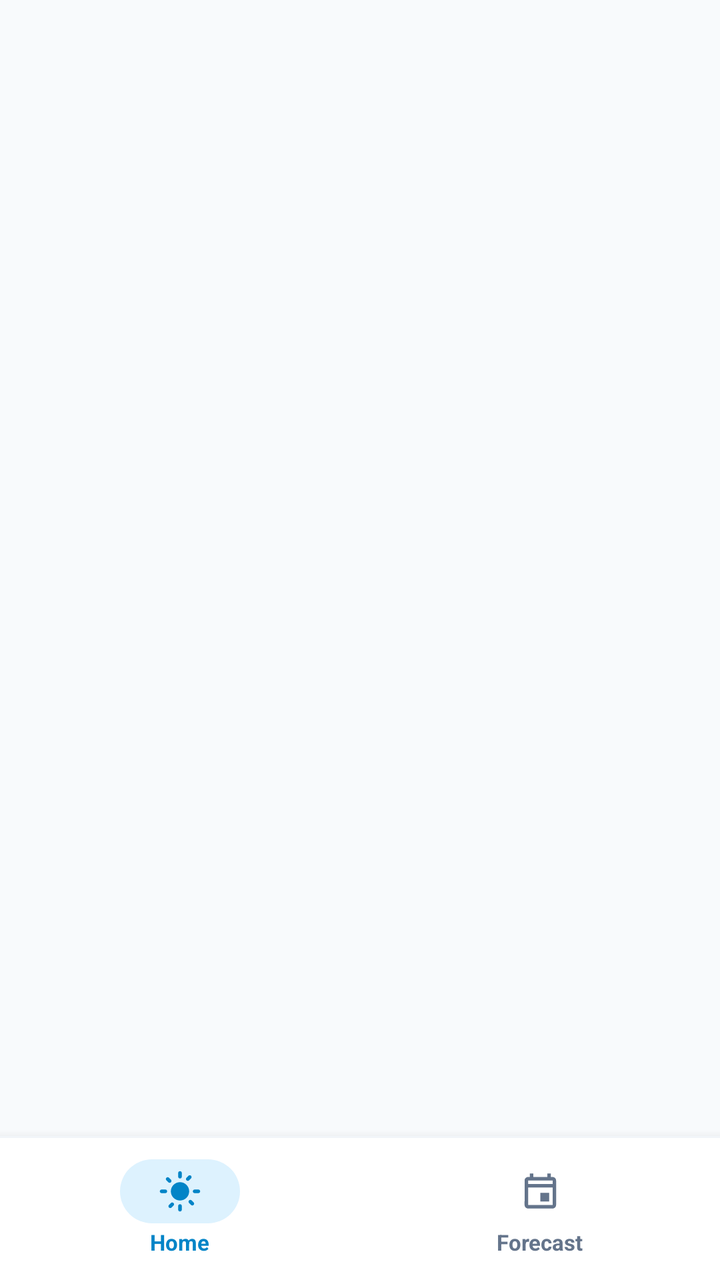
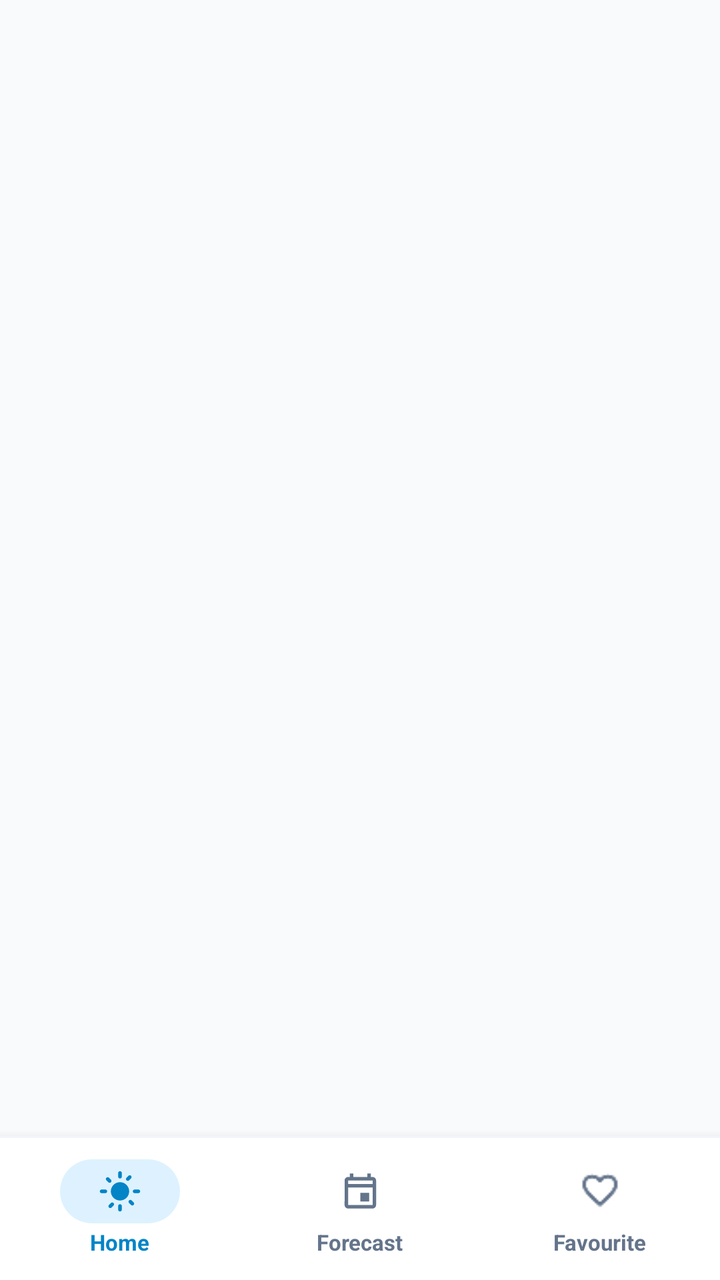

Compare the two renders of this Android layout. The source of the first and the diff that turns it into the second are given below.
<!-- AndroidManifest.xml: application theme Theme.Weather -->
<!-- res/layout/activity_home.xml -->
<?xml version="1.0" encoding="utf-8"?>
<androidx.constraintlayout.widget.ConstraintLayout xmlns:android="http://schemas.android.com/apk/res/android"
    xmlns:app="http://schemas.android.com/apk/res-auto"
    xmlns:tools="http://schemas.android.com/tools"
    android:layout_width="match_parent"
    android:layout_height="match_parent"
    android:background="@color/home_bg">

    
    <androidx.fragment.app.FragmentContainerView
        android:id="@+id/fragmentContainer"
        android:layout_width="match_parent"
        android:layout_height="0dp"
        app:layout_constraintBottom_toTopOf="@id/bottomNavContainer"
        app:layout_constraintEnd_toEndOf="parent"
        app:layout_constraintStart_toStartOf="parent"
        app:layout_constraintTop_toTopOf="parent" />

    
    <androidx.constraintlayout.widget.ConstraintLayout
        android:id="@+id/bottomNavContainer"
        android:layout_width="match_parent"
        android:layout_height="72dp"
        android:background="@color/bottom_nav_bg"
        android:elevation="8dp"
        app:layout_constraintBottom_toBottomOf="parent"
        app:layout_constraintEnd_toEndOf="parent"
        app:layout_constraintStart_toStartOf="parent">

        <View
            android:layout_width="match_parent"
            android:layout_height="1dp"
            android:background="@color/bottom_nav_border"
            app:layout_constraintTop_toTopOf="parent" />

        <LinearLayout
            android:layout_width="match_parent"
            android:layout_height="match_parent"
            android:gravity="center_vertical"
            android:orientation="horizontal">

            
            <LinearLayout
                android:id="@+id/tabHome"
                android:layout_width="0dp"
                android:layout_height="match_parent"
                android:layout_weight="1"
                android:gravity="center"
                android:orientation="vertical">

                <FrameLayout
                    android:id="@+id/pillHome"
                    android:layout_width="60dp"
                    android:layout_height="32dp"
                    android:background="@drawable/bg_nav_active_pill">

                    <ImageView
                        android:id="@+id/ivTabHome"
                        android:layout_width="22dp"
                        android:layout_height="22dp"
                        android:layout_gravity="center"
                        android:src="@drawable/ic_nav_home"
                        app:tint="@color/bottom_nav_active_tint" />
                </FrameLayout>

                <TextView
                    android:id="@+id/tvTabHome"
                    android:layout_width="wrap_content"
                    android:layout_height="wrap_content"
                    android:layout_marginTop="2dp"
                    android:text="@string/home"
                    android:textColor="@color/bottom_nav_active_tint"
                    android:textSize="11sp"
                    android:textStyle="bold" />
            </LinearLayout>

            
            <LinearLayout
                android:id="@+id/tabForecast"
                android:layout_width="0dp"
                android:layout_height="match_parent"
                android:layout_weight="1"
                android:gravity="center"
                android:orientation="vertical">

                <FrameLayout
                    android:id="@+id/pillForecast"
                    android:layout_width="60dp"
                    android:layout_height="32dp"
                    android:background="@android:color/transparent">

                    <ImageView
                        android:id="@+id/ivTabForecast"
                        android:layout_width="26dp"
                        android:layout_height="21dp"
                        android:layout_gravity="center"
                        android:src="@drawable/ic_nav_forecast"
                        app:tint="@color/bottom_nav_inactive_tint" />
                </FrameLayout>

                <TextView
                    android:id="@+id/tvTabForecast"
                    android:layout_width="wrap_content"
                    android:layout_height="wrap_content"
                    android:layout_marginTop="2dp"
                    android:text="@string/forecast"
                    android:textColor="@color/bottom_nav_inactive_tint"
                    android:textSize="11sp"
                    android:textStyle="bold" />
            </LinearLayout>

            

        </LinearLayout>
    </androidx.constraintlayout.widget.ConstraintLayout>
</androidx.constraintlayout.widget.ConstraintLayout>
<!-- resources referenced by this layout -->
<resources>
  <color name="bottom_nav_active_tint">#0284C7</color>
  <color name="bottom_nav_bg">#FFFFFF</color>
  <color name="bottom_nav_border">#F1F5F9</color>
  <color name="bottom_nav_inactive_tint">#64748B</color>
  <color name="home_bg">#F8FAFC</color>
  <!-- drawable bg_nav_active_pill (drawable) -->
  <shape xmlns:android="http://schemas.android.com/apk/res/android"
      android:shape="rectangle">
      <corners android:radius="24dp" />
      <solid android:color="@color/bottom_nav_active_pill" />
  </shape>
  <!-- drawable ic_nav_forecast (drawable) -->
  <vector xmlns:android="http://schemas.android.com/apk/res/android"
      android:width="24dp"
      android:height="24dp"
      android:viewportWidth="24"
      android:viewportHeight="24">
    <path
        android:fillColor="@color/bottom_nav_inactive_tint"
        android:pathData="M19,4h-1V2h-2v2H8V2H6v2H5c-1.11,0 -1.99,0.9 -1.99,2L3,20c0,1.1 0.89,2 2,2h14c1.1,0 2,-0.9 2,-2V6c0,-1.1 -0.9,-2 -2,-2zm0,16H5V10h14v10zm0,-12H5V6h14v2zm-7,5h5v5h-5v-5z"/>
  </vector>
  <!-- drawable ic_nav_home (drawable) -->
  <vector xmlns:android="http://schemas.android.com/apk/res/android"
      android:width="24dp"
      android:height="24dp"
      android:viewportWidth="24"
      android:viewportHeight="24">
    <path
        android:fillColor="@color/stat_primary"
        android:pathData="M12,7c-2.76,0 -5,2.24 -5,5s2.24,5 5,5s5,-2.24 5,-5S14.76,7 12,7zM2,13h2c0.55,0 1,-0.45 1,-1s-0.45,-1 -1,-1H2c-0.55,0 -1,0.45 -1,1s0.45,1 1,1zM20,13h2c0.55,0 1,-0.45 1,-1s-0.45,-1 -1,-1h-2c-0.55,0 -1,0.45 -1,1s0.45,1 1,1zM11,2v2c0,0.55 0.45,1 1,1s1,-0.45 1,-1V2c0,-0.55 -0.45,-1 -1,-1s-1,0.45 -1,1zM11,20v2c0,0.55 0.45,1 1,1s1,-0.45 1,-1v-2c0,-0.55 -0.45,-1 -1,-1s-1,0.45 -1,1zM5.99,4.58c-0.39,-0.39 -1.03,-0.39 -1.41,0s-0.39,1.03 0,1.41l1.06,1.06c0.39,0.39 1.03,0.39 1.41,0s0.39,-1.03 0,-1.41L5.99,4.58zM18.36,16.95c-0.39,-0.39 -1.03,-0.39 -1.41,0s-0.39,1.03 0,1.41l1.06,1.06c0.39,0.39 1.03,0.39 1.41,0s0.39,-1.03 0,-1.41l-1.06,-1.06zM7.05,18.36l-1.06,1.06c-0.39,0.39 -0.39,1.03 0,1.41s1.03,0.39 1.41,0l1.06,-1.06c0.39,-0.39 0.39,-1.03 0,-1.41s-1.02,-0.39 -1.41,0zM16.95,5.99l1.06,-1.06c0.39,-0.39 0.39,-1.03 0,-1.41s-1.03,-0.39 -1.41,0l-1.06,1.06c-0.39,0.39 -0.39,1.03 0,1.41s1.03,0.39 1.41,0z"/>
  </vector>
  <string name="forecast">Forecast</string>
  <string name="home">Home</string>
  <style name="Theme.Weather" parent="Base.Theme.Weather" />
  <color name="bottom_nav_active_pill">#DDF2FE</color>
  <color name="stat_primary">#0284C7</color>
  <style name="Base.Theme.Weather" parent="Theme.Material3.DayNight.NoActionBar">
          
          
      </style>
</resources>

<!-- the commit's change to res/layout/activity_home.xml (unified diff, before → after) -->
@@ -110,7 +110,40 @@
             </LinearLayout>
 
             
+        
+            <LinearLayout
+                android:id="@+id/tapfavourite"
+                android:layout_width="0dp"
+                android:layout_height="match_parent"
+                android:layout_weight="1"
+                android:gravity="center"
+                android:orientation="vertical">
 
+                <FrameLayout
+                    android:id="@+id/pillFavourite"
+                    android:layout_width="60dp"
+                    android:layout_height="32dp"
+                    android:background="@android:color/transparent">
+
+                    <ImageView
+                        android:id="@+id/ivTabFavourite"
+                        android:layout_width="26dp"
+                        android:layout_height="21dp"
+                        android:layout_gravity="center"
+                        android:src="@drawable/favorite_24"
+                        app:tint="@color/bottom_nav_inactive_tint" />
+                </FrameLayout>
+
+                <TextView
+                    android:id="@+id/tvTabFavourite"
+                    android:layout_width="wrap_content"
+                    android:layout_height="wrap_content"
+                    android:layout_marginTop="2dp"
+                    android:text="@string/favourite"
+                    android:textColor="@color/bottom_nav_inactive_tint"
+                    android:textSize="11sp"
+                    android:textStyle="bold" />
+                </LinearLayout>
         </LinearLayout>
     </androidx.constraintlayout.widget.ConstraintLayout>
 </androidx.constraintlayout.widget.ConstraintLayout>
<!-- resource entries referenced after the edit -->
@@ -11,6 +11,7 @@
       <corners android:radius="24dp" />
       <solid android:color="@color/bottom_nav_active_pill" />
   </shape>
+  <!-- drawable favorite_24: png bitmap (drawable, 652 bytes) -->
   <!-- drawable ic_nav_forecast (drawable) -->
   <vector xmlns:android="http://schemas.android.com/apk/res/android"
       android:width="24dp"
@@ -31,6 +32,7 @@
         android:fillColor="@color/stat_primary"
         android:pathData="M12,7c-2.76,0 -5,2.24 -5,5s2.24,5 5,5s5,-2.24 5,-5S14.76,7 12,7zM2,13h2c0.55,0 1,-0.45 1,-1s-0.45,-1 -1,-1H2c-0.55,0 -1,0.45 -1,1s0.45,1 1,1zM20,13h2c0.55,0 1,-0.45 1,-1s-0.45,-1 -1,-1h-2c-0.55,0 -1,0.45 -1,1s0.45,1 1,1zM11,2v2c0,0.55 0.45,1 1,1s1,-0.45 1,-1V2c0,-0.55 -0.45,-1 -1,-1s-1,0.45 -1,1zM11,20v2c0,0.55 0.45,1 1,1s1,-0.45 1,-1v-2c0,-0.55 -0.45,-1 -1,-1s-1,0.45 -1,1zM5.99,4.58c-0.39,-0.39 -1.03,-0.39 -1.41,0s-0.39,1.03 0,1.41l1.06,1.06c0.39,0.39 1.03,0.39 1.41,0s0.39,-1.03 0,-1.41L5.99,4.58zM18.36,16.95c-0.39,-0.39 -1.03,-0.39 -1.41,0s-0.39,1.03 0,1.41l1.06,1.06c0.39,0.39 1.03,0.39 1.41,0s0.39,-1.03 0,-1.41l-1.06,-1.06zM7.05,18.36l-1.06,1.06c-0.39,0.39 -0.39,1.03 0,1.41s1.03,0.39 1.41,0l1.06,-1.06c0.39,-0.39 0.39,-1.03 0,-1.41s-1.02,-0.39 -1.41,0zM16.95,5.99l1.06,-1.06c0.39,-0.39 0.39,-1.03 0,-1.41s-1.03,-0.39 -1.41,0l-1.06,1.06c-0.39,0.39 -0.39,1.03 0,1.41s1.03,0.39 1.41,0z"/>
   </vector>
+  <string name="favourite">Favourite</string>
   <string name="forecast">Forecast</string>
   <string name="home">Home</string>
   <style name="Theme.Weather" parent="Base.Theme.Weather" />
